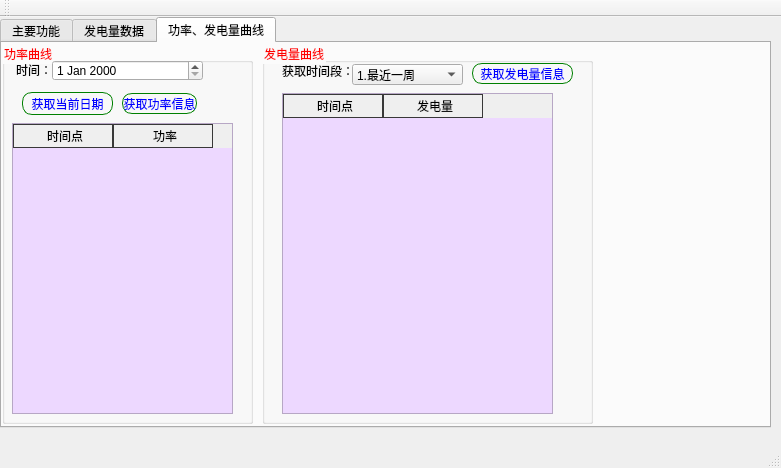
Before: the Qt Designer form mainwindow.ui in crawler-john/ECU-R-PC, drawn with Qt 5.
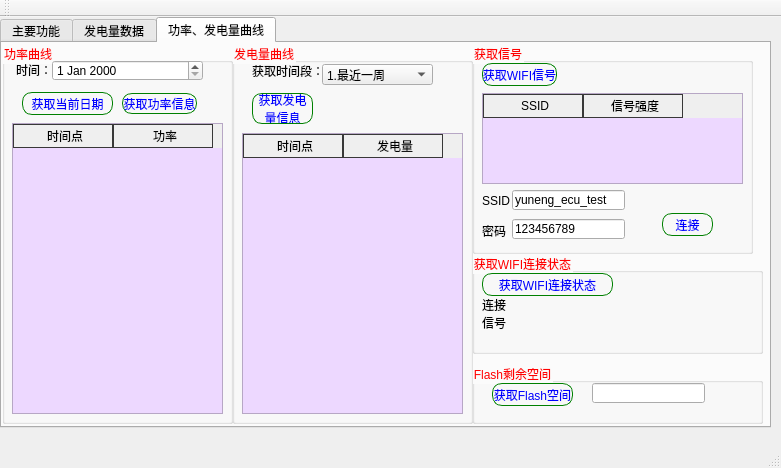
After: the same form once the commit is applied. The open tabs and pages were chosen to show the change. Icons and pictures are not drawn.

What changed in the file:
```diff
--- a/mainwindow.ui
+++ b/mainwindow.ui
@@ -1170,7 +1170,7 @@
        <rect>
         <x>0</x>
         <y>0</y>
-        <width>251</width>
+        <width>231</width>
         <height>381</height>
        </rect>
       </property>
@@ -1195,7 +1195,7 @@
         <rect>
          <x>10</x>
          <y>80</y>
-         <width>221</width>
+         <width>211</width>
          <height>291</height>
         </rect>
        </property>
@@ -1250,9 +1250,9 @@
      <widget class="QGroupBox" name="groupBox_11">
       <property name="geometry">
        <rect>
-        <x>260</x>
+        <x>230</x>
         <y>0</y>
-        <width>331</width>
+        <width>241</width>
         <height>381</height>
        </rect>
       </property>
@@ -1262,10 +1262,10 @@
       <widget class="QTableWidget" name="tableWidget_Energy">
        <property name="geometry">
         <rect>
-         <x>20</x>
-         <y>50</y>
-         <width>271</width>
-         <height>321</height>
+         <x>10</x>
+         <y>90</y>
+         <width>221</width>
+         <height>281</height>
         </rect>
        </property>
        <column>
@@ -1282,14 +1282,15 @@
       <widget class="QPushButton" name="btn_getEnergy">
        <property name="geometry">
         <rect>
-         <x>210</x>
-         <y>20</y>
-         <width>101</width>
-         <height>21</height>
+         <x>20</x>
+         <y>50</y>
+         <width>61</width>
+         <height>31</height>
         </rect>
        </property>
        <property name="text">
-        <string>获取发电量信息</string>
+        <string>获取发电
+量信息</string>
        </property>
       </widget>
       <widget class="QLabel" name="label_45">
@@ -1331,6 +1332,206 @@
        </item>
       </widget>
      </widget>
+     <widget class="QGroupBox" name="groupBox_13">
+      <property name="geometry">
+       <rect>
+        <x>470</x>
+        <y>0</y>
+        <width>281</width>
+        <height>211</height>
+       </rect>
+      </property>
+      <property name="title">
+       <string>获取信号</string>
+      </property>
+      <widget class="QPushButton" name="btn_getWIFI">
+       <property name="geometry">
+        <rect>
+         <x>10</x>
+         <y>20</y>
+         <width>75</width>
+         <height>23</height>
+        </rect>
+       </property>
+       <property name="text">
+        <string>获取WIFI信号</string>
+       </property>
+      </widget>
+      <widget class="QTableWidget" name="tableWidget_SSID">
+       <property name="geometry">
+        <rect>
+         <x>10</x>
+         <y>50</y>
+         <width>261</width>
+         <height>91</height>
+        </rect>
+       </property>
+       <column>
+        <property name="text">
+         <string>SSID</string>
+        </property>
+       </column>
+       <column>
+        <property name="text">
+         <string>信号强度</string>
+        </property>
+       </column>
+      </widget>
+      <widget class="QLabel" name="label_49">
+       <property name="geometry">
+        <rect>
+         <x>10</x>
+         <y>150</y>
+         <width>31</width>
+         <height>16</height>
+        </rect>
+       </property>
+       <property name="text">
+        <string>SSID</string>
+       </property>
+      </widget>
+      <widget class="QLabel" name="label_50">
+       <property name="geometry">
+        <rect>
+         <x>10</x>
+         <y>180</y>
+         <width>31</width>
+         <height>16</height>
+        </rect>
+       </property>
+       <property name="text">
+        <string>密码</string>
+       </property>
+      </widget>
+      <widget class="QPushButton" name="btn_connect">
+       <property name="geometry">
+        <rect>
+         <x>190</x>
+         <y>170</y>
+         <width>51</width>
+         <height>23</height>
+        </rect>
+       </property>
+       <property name="text">
+        <string>连接</string>
+       </property>
+      </widget>
+      <widget class="QLineEdit" name="lineEdit_SSID_2">
+       <property name="geometry">
+        <rect>
+         <x>40</x>
+         <y>147</y>
+         <width>113</width>
+         <height>20</height>
+        </rect>
+       </property>
+       <property name="text">
+        <string>yuneng_ecu_test</string>
+       </property>
+      </widget>
+      <widget class="QLineEdit" name="lineEdit_PassWD">
+       <property name="geometry">
+        <rect>
+         <x>40</x>
+         <y>176</y>
+         <width>113</width>
+         <height>20</height>
+        </rect>
+       </property>
+       <property name="text">
+        <string>123456789</string>
+       </property>
+      </widget>
+     </widget>
+     <widget class="QGroupBox" name="groupBox_14">
+      <property name="geometry">
+       <rect>
+        <x>470</x>
+        <y>210</y>
+        <width>291</width>
+        <height>101</height>
+       </rect>
+      </property>
+      <property name="title">
+       <string>获取WIFI连接状态</string>
+      </property>
+      <widget class="QPushButton" name="pushButton">
+       <property name="geometry">
+        <rect>
+         <x>10</x>
+         <y>20</y>
+         <width>131</width>
+         <height>23</height>
+        </rect>
+       </property>
+       <property name="text">
+        <string>获取WIFI连接状态</string>
+       </property>
+      </widget>
+      <widget class="QLabel" name="label_LinkStatus">
+       <property name="geometry">
+        <rect>
+         <x>40</x>
+         <y>45</y>
+         <width>241</width>
+         <height>51</height>
+        </rect>
+       </property>
+       <property name="text">
+        <string/>
+       </property>
+      </widget>
+      <widget class="QLabel" name="label_48">
+       <property name="geometry">
+        <rect>
+         <x>10</x>
+         <y>40</y>
+         <width>31</width>
+         <height>41</height>
+        </rect>
+       </property>
+       <property name="text">
+        <string>连接
+信号</string>
+       </property>
+      </widget>
+     </widget>
+     <widget class="QGroupBox" name="groupBox_15">
+      <property name="geometry">
+       <rect>
+        <x>470</x>
+        <y>320</y>
+        <width>291</width>
+        <height>61</height>
+       </rect>
+      </property>
+      <property name="title">
+       <string>Flash剩余空间</string>
+      </property>
+      <widget class="QPushButton" name="pushButton_2">
+       <property name="geometry">
+        <rect>
+         <x>20</x>
+         <y>20</y>
+         <width>81</width>
+         <height>23</height>
+        </rect>
+       </property>
+       <property name="text">
+        <string>获取Flash空间</string>
+       </property>
+      </widget>
+      <widget class="QLineEdit" name="lineEdit_flashsize">
+       <property name="geometry">
+        <rect>
+         <x>120</x>
+         <y>20</y>
+         <width>113</width>
+         <height>20</height>
+        </rect>
+       </property>
+      </widget>
+     </widget>
     </widget>
    </widget>
   </widget>
```
Left out of the diff: 95 changed lines with no effect on the pictures.
